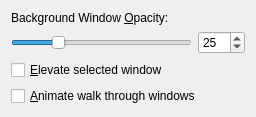
First picture: the form in effects/boxswitch_config.ui, repository KDE/kwin, before the edit.
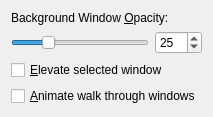
Second picture: the form after the edit.

Commit message: Use grid layouts instead of form layouts.

Diff of the .ui file:
```diff
--- a/effects/boxswitch_config.ui
+++ b/effects/boxswitch_config.ui
@@ -5,12 +5,12 @@
    <rect>
     <x>0</x>
     <y>0</y>
-    <width>256</width>
-    <height>117</height>
+    <width>213</width>
+    <height>110</height>
    </rect>
   </property>
-  <layout class="QVBoxLayout" >
-   <item>
+  <layout class="QGridLayout" name="gridLayout" >
+   <item row="0" column="0" colspan="2" >
     <widget class="QLabel" name="label" >
      <property name="text" >
       <string>Background Window &amp;Opacity:</string>
@@ -20,53 +20,49 @@
      </property>
     </widget>
    </item>
-   <item>
-    <layout class="QHBoxLayout" >
-     <item>
-      <widget class="QSlider" name="opacitySlider" >
-       <property name="minimum" >
-        <number>1</number>
-       </property>
-       <property name="maximum" >
-        <number>100</number>
-       </property>
-       <property name="value" >
-        <number>25</number>
-       </property>
-       <property name="orientation" >
-        <enum>Qt::Horizontal</enum>
-       </property>
-      </widget>
-     </item>
-     <item>
-      <widget class="QSpinBox" name="opacitySpin" >
-       <property name="minimum" >
-        <number>1</number>
-       </property>
-       <property name="maximum" >
-        <number>100</number>
-       </property>
-       <property name="value" >
-        <number>25</number>
-       </property>
-      </widget>
-     </item>
-    </layout>
-   </item>
-   <item>
+   <item row="2" column="0" colspan="2" >
     <widget class="QCheckBox" name="elevateBox" >
      <property name="text" >
       <string>&amp;Elevate selected window</string>
      </property>
     </widget>
    </item>
-   <item>
+   <item row="3" column="0" colspan="2" >
     <widget class="QCheckBox" name="animateBox" >
      <property name="text" >
       <string>&amp;Animate walk through windows</string>
      </property>
     </widget>
    </item>
+   <item row="1" column="0" >
+    <widget class="QSlider" name="opacitySlider" >
+     <property name="minimum" >
+      <number>1</number>
+     </property>
+     <property name="maximum" >
+      <number>100</number>
+     </property>
+     <property name="value" >
+      <number>25</number>
+     </property>
+     <property name="orientation" >
+      <enum>Qt::Horizontal</enum>
+     </property>
+    </widget>
+   </item>
+   <item row="1" column="1" >
+    <widget class="QSpinBox" name="opacitySpin" >
+     <property name="minimum" >
+      <number>1</number>
+     </property>
+     <property name="maximum" >
+      <number>100</number>
+     </property>
+     <property name="value" >
+      <number>25</number>
+     </property>
+    </widget>
+   </item>
   </layout>
  </widget>
  <tabstops>
```
Left out of the diff: 1 changed line with no effect on the pictures. The commit also changes 15 other files.
